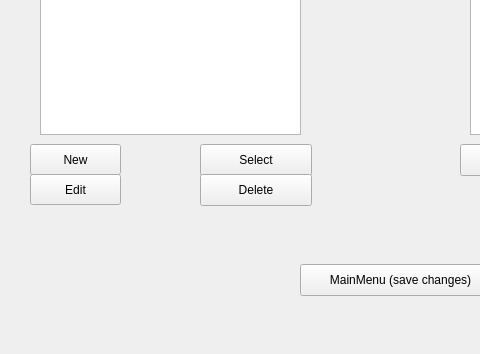
Before: the Qt Designer form levelmaker.ui in Dejan-Ilic/Pacmanv3, drawn with Qt 5; both pictures show x 0 to 480 and y 246 to 600 of the 800 by 600 pixel window.
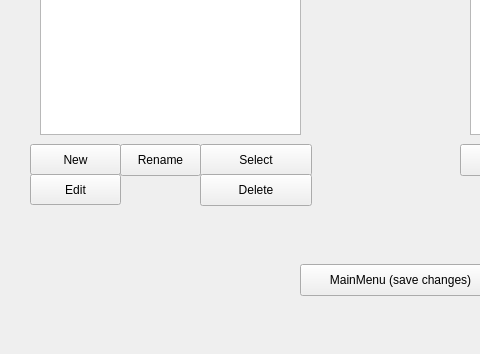
After: the same form once the commit is applied.

What changed in the file:
```diff
--- a/levelmaker.ui
+++ b/levelmaker.ui
@@ -189,6 +189,19 @@
       <string>Delete</string>
      </property>
     </widget>
+    <widget class="QPushButton" name="SelectButton_2">
+     <property name="geometry">
+      <rect>
+       <x>120</x>
+       <y>390</y>
+       <width>81</width>
+       <height>32</height>
+      </rect>
+     </property>
+     <property name="text">
+      <string>Rename</string>
+     </property>
+    </widget>
    </widget>
   </widget>
  </widget>
```
